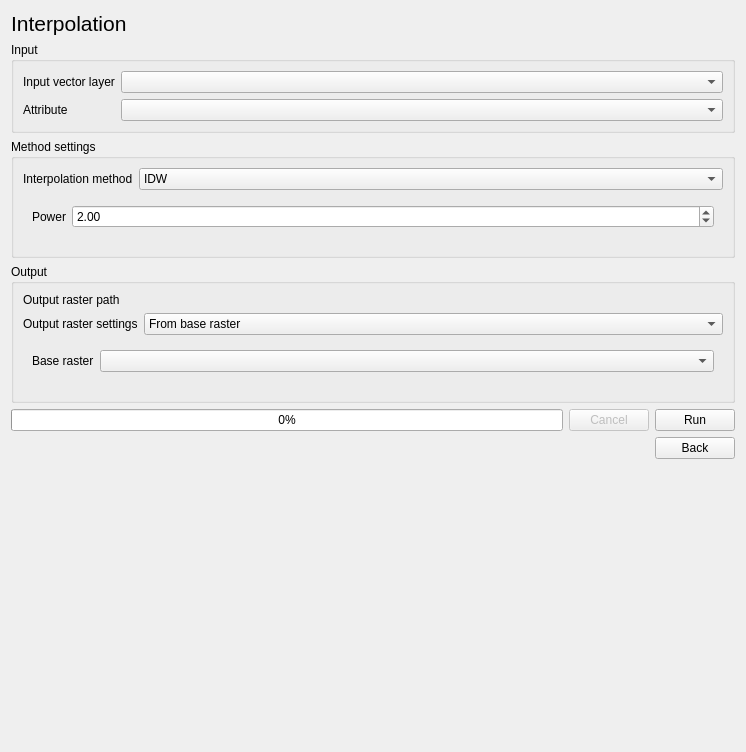
GispoCoding/eis_qgis_plugin, file eis_qgis_plugin/resources/ui/mineral_proxies/proxy_workflow2_interpolation.ui: the form before one commit.
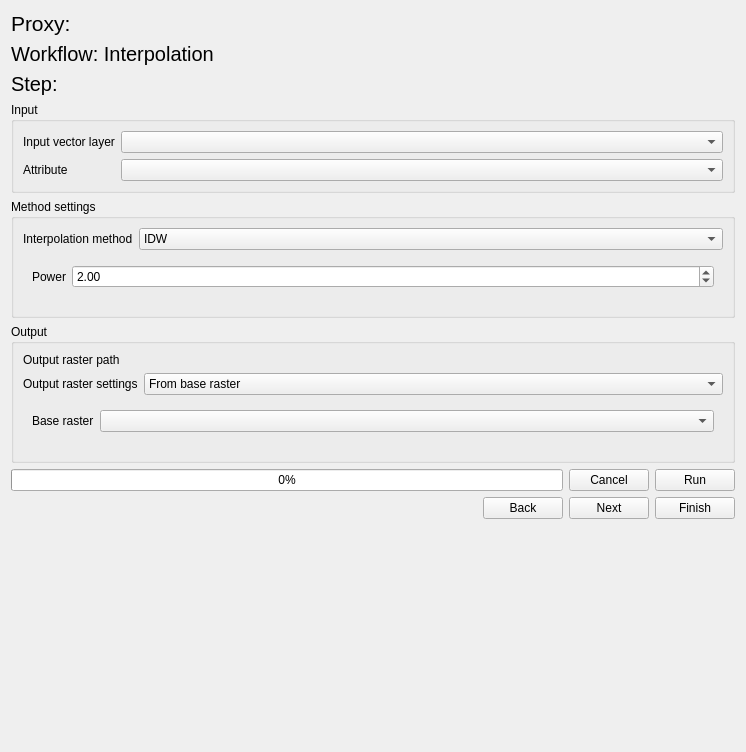
The form after the commit. Custom widgets are drawn as their Qt base class.

Commit message: refactor(wizard-proxies): Restructure mineral proxy processing workflows into own files, increase use of base class

```diff
--- a/eis_qgis_plugin/resources/ui/mineral_proxies/proxy_workflow2_interpolation.ui
+++ b/eis_qgis_plugin/resources/ui/mineral_proxies/proxy_workflow2_interpolation.ui
@@ -22,7 +22,31 @@
       </font>
      </property>
      <property name="text">
-      <string>Interpolation</string>
+      <string>Proxy: </string>
+     </property>
+    </widget>
+   </item>
+   <item>
+    <widget class="QLabel" name="heading">
+     <property name="font">
+      <font>
+       <pointsize>15</pointsize>
+      </font>
+     </property>
+     <property name="text">
+      <string>Workflow: Interpolation</string>
+     </property>
+    </widget>
+   </item>
+   <item>
+    <widget class="QLabel" name="process_step_label">
+     <property name="font">
+      <font>
+       <pointsize>15</pointsize>
+      </font>
+     </property>
+     <property name="text">
+      <string>Step: </string>
      </property>
     </widget>
    </item>
@@ -360,7 +384,7 @@
      <item>
       <widget class="QPushButton" name="cancel_btn">
        <property name="enabled">
-        <bool>false</bool>
+        <bool>true</bool>
        </property>
        <property name="text">
         <string>Cancel</string>
@@ -398,6 +422,20 @@
        </property>
       </widget>
      </item>
+     <item>
+      <widget class="QPushButton" name="next_btn">
+       <property name="text">
+        <string>Next</string>
+       </property>
+      </widget>
+     </item>
+     <item>
+      <widget class="QPushButton" name="finish_btn">
+       <property name="text">
+        <string>Finish</string>
+       </property>
+      </widget>
+     </item>
     </layout>
    </item>
    <item>
```
Left out of the diff: 6 changed lines with no effect on the pictures. The commit also changes 8 other files.
